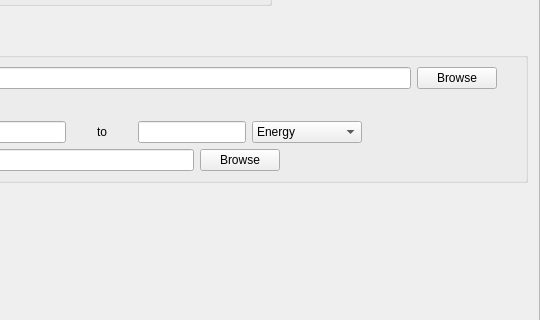
Before: the Qt Designer form Code/Mantid/scripts/Interface/ui/inelastic/dgs_data_corrections.ui in mantidproject/mantid, drawn with Qt 5; both pictures show x 294 to 834 and y 190 to 510 of the 834 by 591 pixel window.
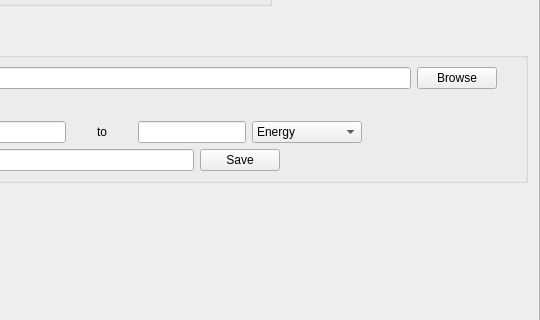
After: the same form once the commit is applied.

Commit message: Refs #5454. Changing browse to save button.

What changed in the file:
```diff
--- a/Code/Mantid/scripts/Interface/ui/inelastic/dgs_data_corrections.ui
+++ b/Code/Mantid/scripts/Interface/ui/inelastic/dgs_data_corrections.ui
@@ -435,7 +435,7 @@
         <item>
          <widget class="QPushButton" name="save_procdetvan_browse">
           <property name="text">
-           <string>Browse</string>
+           <string>Save</string>
           </property>
          </widget>
         </item>
```
Left out of the diff: 2 changed lines with no effect on the pictures. The commit also changes 2 other files.
